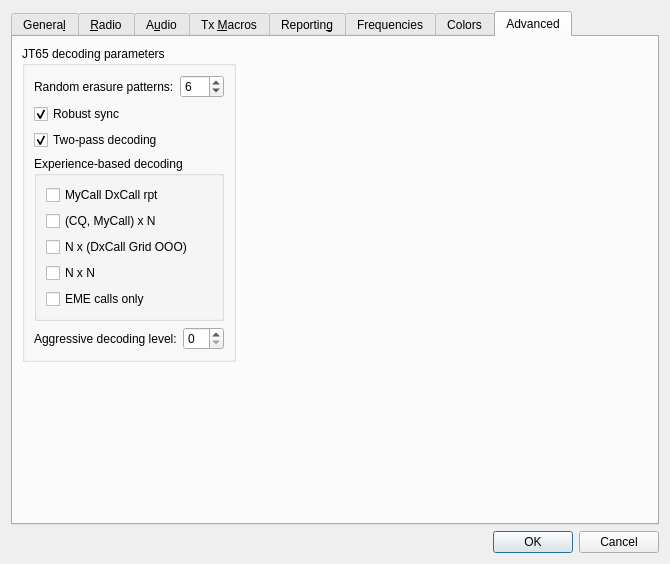
The window that Configuration.ui (saitohirga/WSJT-X) describes before a commit, drawn with Qt 5.
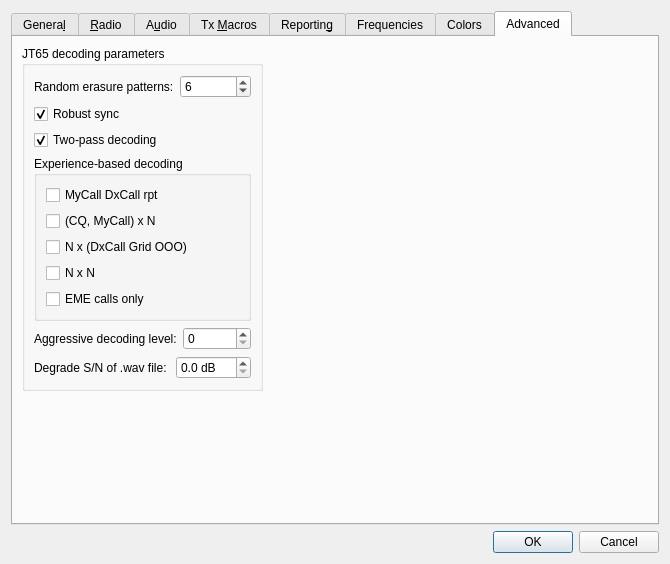
The same window after the commit. The open tabs and pages were chosen to show the change.

Commit message: Add facility to degrade S/N of data from .wav files.

Diff of the .ui file:
```diff
--- a/Configuration.ui
+++ b/Configuration.ui
@@ -2268,6 +2268,33 @@
               </property>
              </widget>
             </item>
+            <item row="1" column="0" colspan="2">
+             <layout class="QHBoxLayout" name="horizontalLayout_12">
+              <item>
+               <widget class="QLabel" name="label_3">
+                <property name="text">
+                 <string>Degrade S/N of .wav file: </string>
+                </property>
+                <property name="buddy">
+                 <cstring>sbDegrade</cstring>
+                </property>
+               </widget>
+              </item>
+              <item>
+               <widget class="QDoubleSpinBox" name="sbDegrade">
+                <property name="suffix">
+                 <string> dB</string>
+                </property>
+                <property name="decimals">
+                 <number>1</number>
+                </property>
+                <property name="singleStep">
+                 <double>0.100000000000000</double>
+                </property>
+               </widget>
+              </item>
+             </layout>
+            </item>
            </layout>
           </item>
          </layout>
@@ -2286,7 +2313,7 @@
          </property>
         </spacer>
        </item>
-       <item row="1" column="0" colspan="2">
+       <item row="1" column="0">
         <spacer name="verticalSpacer_8">
          <property name="orientation">
           <enum>Qt::Vertical</enum>
```
Left out of the diff: 12 changed lines with no effect on the pictures. The commit also changes 6 other files.
